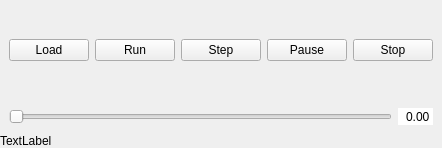
Qt form Resources/execute.ui (mlampert/Machinekit-Workbench) before a commit.
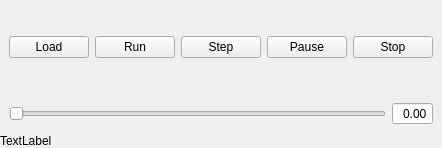
The same form after that commit.

Commit message: MK background colour for dock windows

Patch:
```diff
--- a/Resources/execute.ui
+++ b/Resources/execute.ui
@@ -133,9 +133,6 @@
            <verstretch>0</verstretch>
           </sizepolicy>
          </property>
-         <property name="frame">
-          <bool>false</bool>
-         </property>
          <property name="alignment">
           <set>Qt::AlignRight|Qt::AlignTrailing|Qt::AlignVCenter</set>
          </property>
```
The commit also changes 2 other files.
